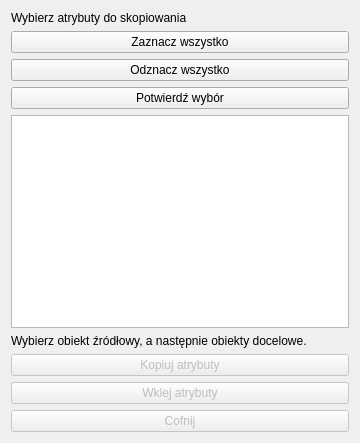
This is attribute_copier_dialog_base.ui in NB34911/Attribute-Copier-plugin-for-QGIS as Qt 5 draws it before an edit. The edited form follows.
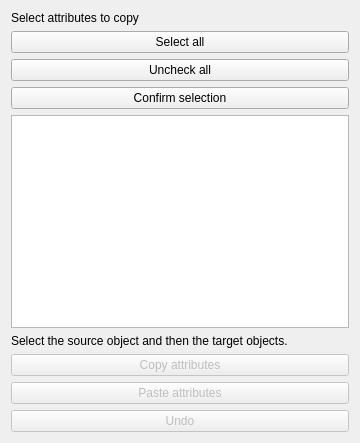
This is the edited form.

Commit message: refactor: rename to English

What changed in the file:
```diff
--- a/attribute_copier_dialog_base.ui
+++ b/attribute_copier_dialog_base.ui
@@ -17,28 +17,28 @@
    <item>
     <widget class="QLabel" name="label1">
      <property name="text">
-      <string>Wybierz atrybuty do skopiowania</string>
+      <string>Select attributes to copy</string>
      </property>
     </widget>
    </item>
    <item>
     <widget class="QPushButton" name="zaznacz_wszystko">
      <property name="text">
-      <string>Zaznacz wszystko</string>
+      <string>Select all</string>
      </property>
     </widget>
    </item>
    <item>
     <widget class="QPushButton" name="odznacz_wszystko">
      <property name="text">
-      <string>Odznacz wszystko</string>
+      <string>Uncheck all</string>
      </property>
     </widget>
    </item>
    <item>
     <widget class="QPushButton" name="potwierdz_wybor">
      <property name="text">
-      <string>Potwierdź wybór</string>
+      <string>Confirm selection</string>
      </property>
     </widget>
    </item>
@@ -52,7 +52,7 @@
    <item>
     <widget class="QLabel" name="label2">
      <property name="text">
-      <string>Wybierz obiekt źródłowy, a następnie obiekty docelowe.</string>
+      <string>Select the source object and then the target objects.</string>
      </property>
     </widget>
    </item>
@@ -62,7 +62,7 @@
       <bool>false</bool>
      </property>
      <property name="text">
-      <string>Kopiuj atrybuty</string>
+      <string>Copy attributes</string>
      </property>
     </widget>
    </item>
@@ -72,7 +72,7 @@
       <bool>false</bool>
      </property>
      <property name="text">
-      <string>Wklej atrybuty</string>
+      <string>Paste attributes</string>
      </property>
     </widget>
    </item>
@@ -82,7 +82,7 @@
       <bool>false</bool>
      </property>
      <property name="text">
-      <string>Cofnij</string>
+      <string>Undo</string>
      </property>
     </widget>
    </item>
```
Left out of the diff: 12 changed lines with no effect on the pictures. The commit also changes 1 other file.
